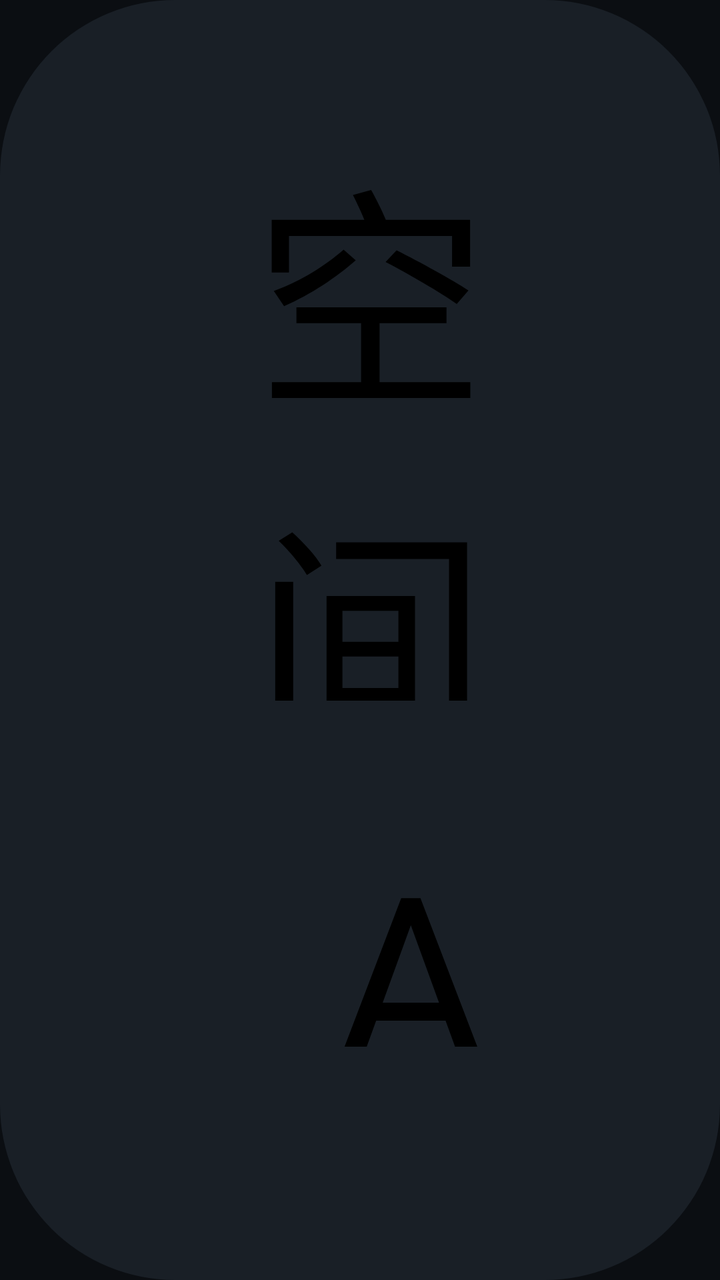
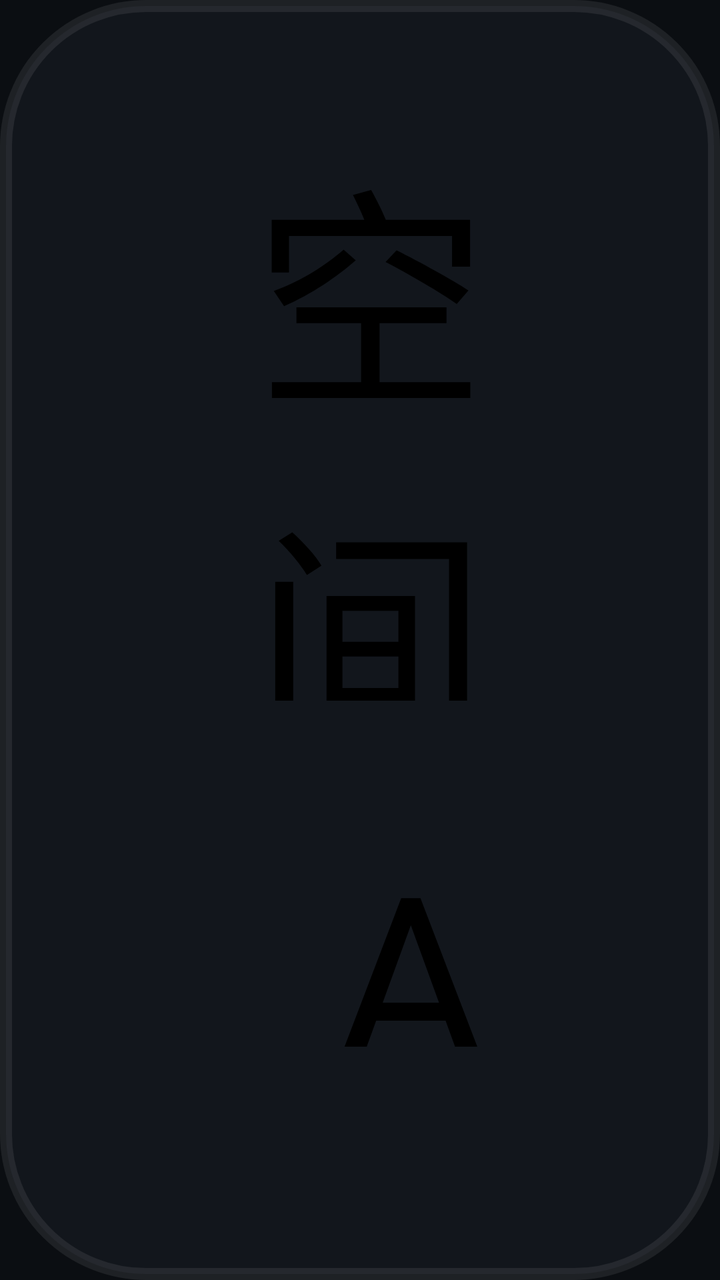

Screens rendered from an Android XML layout before and after an edit, with the pre-edit source and the edit as a unified diff.
<!-- AndroidManifest.xml: application theme AppTheme.NoActionBar -->
<!-- res/layout/dialog_alistdrive.xml -->
<?xml version="1.0" encoding="utf-8"?>
<LinearLayout xmlns:android="http://schemas.android.com/apk/res/android"
    xmlns:app="http://schemas.android.com/apk/res-auto"
    xmlns:tools="http://schemas.android.com/tools"
    android:layout_width="@dimen/vs_600"
    android:layout_height="wrap_content"
    android:background="@drawable/shape_dialog_bg_main"
    android:orientation="vertical"
    android:paddingLeft="@dimen/vs_20"
    android:paddingTop="@dimen/vs_10"
    android:paddingRight="@dimen/vs_20"
    android:paddingBottom="@dimen/vs_10">

    <TableLayout
        android:layout_width="match_parent"
        android:layout_height="wrap_content">

        <TableRow
            android:layout_width="match_parent"
            android:layout_height="wrap_content"
            android:layout_marginBottom="@dimen/vs_10">

            <TextView
                android:layout_width="wrap_content"
                android:layout_height="match_parent"
                android:layout_marginEnd="@dimen/vs_20"
                android:layout_marginRight="@dimen/vs_20"
                android:gravity="center_vertical|end"
                android:text="空间名称"
                android:textColor="@color/color_FF000000"
                android:textSize="@dimen/ts_20" />

            <EditText
                android:id="@+id/etName"
                android:layout_width="match_parent"
                android:layout_height="@dimen/vs_50"
                android:layout_weight="1"
                android:background="@drawable/shape_live_channel_num"
                android:hint="空间名称"
                android:inputType="text"
                android:maxLines="1"
                android:paddingLeft="@dimen/vs_10"
                android:paddingRight="@dimen/vs_10"
                android:textColor="@android:color/white"
                android:textColorHint="#99FFFFFF"
                android:textSize="@dimen/ts_20" />

        </TableRow>

        <TableRow
            android:layout_width="match_parent"
            android:layout_height="match_parent"
            android:layout_marginBottom="@dimen/vs_10">

            <TextView
                android:layout_width="wrap_content"
                android:layout_height="match_parent"
                android:layout_marginEnd="@dimen/vs_20"
                android:layout_marginRight="@dimen/vs_20"
                android:gravity="center_vertical|end"
                android:text="Alist地址"
                android:textColor="@color/color_FF000000"
                android:textSize="@dimen/ts_20" />

            <EditText
                android:id="@+id/etUrl"
                android:layout_width="match_parent"
                android:layout_height="@dimen/vs_50"
                android:layout_weight="1"
                android:background="@drawable/shape_live_channel_num"
                android:hint="Alist 网站地址"
                android:inputType="text"
                android:maxLines="1"
                android:paddingLeft="@dimen/vs_10"
                android:paddingRight="@dimen/vs_10"
                android:textColor="@android:color/white"
                android:textColorHint="#99FFFFFF"
                android:textSize="@dimen/ts_20" />
        </TableRow>

        <TableRow
            android:layout_width="match_parent"
            android:layout_height="match_parent"
            android:layout_marginBottom="@dimen/vs_10">

            <TextView
                android:layout_width="wrap_content"
                android:layout_height="match_parent"
                android:layout_marginEnd="@dimen/vs_20"
                android:layout_marginRight="@dimen/vs_20"
                android:gravity="center_vertical|end"
                android:text="初始路径"
                android:textColor="@color/color_FF000000"
                android:textSize="@dimen/ts_20" />

            <EditText
                android:id="@+id/etInitPath"
                android:layout_width="match_parent"
                android:layout_height="@dimen/vs_50"
                android:layout_weight="1"
                android:background="@drawable/shape_live_channel_num"
                android:hint="初始路径"
                android:inputType="text"
                android:maxLines="1"
                android:paddingLeft="@dimen/vs_10"
                android:paddingRight="@dimen/vs_10"
                android:textColor="@android:color/white"
                android:textColorHint="#99FFFFFF"
                android:textSize="@dimen/ts_20" />
        </TableRow>

        <TableRow
            android:layout_width="match_parent"
            android:layout_height="match_parent"
            android:layout_marginBottom="@dimen/vs_10">

            <TextView
                android:layout_width="wrap_content"
                android:layout_height="match_parent"
                android:layout_marginEnd="@dimen/vs_20"
                android:layout_marginRight="@dimen/vs_20"
                android:gravity="center_vertical|end"
                android:text="密码"
                android:textColor="@color/color_FF000000"
                android:textSize="@dimen/ts_20" />

            <EditText
                android:id="@+id/etPassword"
                android:layout_width="match_parent"
                android:layout_height="@dimen/vs_50"
                android:layout_weight="1"
                android:background="@drawable/shape_live_channel_num"
                android:hint="密码"
                android:inputType="text"
                android:maxLines="1"
                android:paddingLeft="@dimen/vs_10"
                android:paddingRight="@dimen/vs_10"
                android:textColor="@android:color/white"
                android:textColorHint="#99FFFFFF"
                android:textSize="@dimen/ts_20" />
        </TableRow>
    </TableLayout>

    <LinearLayout
        android:layout_width="wrap_content"
        android:layout_height="match_parent"
        android:layout_gravity="center_horizontal"
        android:layout_marginTop="@dimen/vs_10"
        android:orientation="horizontal">

        <TextView
            android:id="@+id/btnConfirm"
            android:layout_width="@dimen/vs_120"
            android:layout_height="wrap_content"
            android:layout_marginEnd="@dimen/vs_100"
            android:layout_marginRight="@dimen/vs_100"
            android:background="@drawable/button_dialog_main"
            android:focusable="true"
            android:gravity="center"
            android:padding="@dimen/vs_10"
            android:text="确定"
            android:textColor="@android:color/white"
            android:textSize="@dimen/vs_20" />

        <TextView
            android:id="@+id/btnCancel"
            android:layout_width="@dimen/vs_120"
            android:layout_height="wrap_content"
            android:layout_weight="1"
            android:background="@drawable/button_dialog_main"
            android:focusable="true"
            android:gravity="center"
            android:padding="@dimen/vs_10"
            android:text="取消"
            android:textColor="@android:color/white"
            android:textSize="@dimen/vs_20" />

    </LinearLayout>

</LinearLayout>
<!-- resources referenced by this layout -->
<resources>
  <color name="color_FF000000">#FF000000</color>
  <dimen name="ts_20">20mm</dimen>
  <dimen name="vs_10">10mm</dimen>
  <dimen name="vs_100">100mm</dimen>
  <dimen name="vs_120">120mm</dimen>
  <dimen name="vs_20">20mm</dimen>
  <dimen name="vs_50">50mm</dimen>
  <dimen name="vs_600">600mm</dimen>
  <!-- drawable button_dialog_main (drawable) -->
  <?xml version="1.0" encoding="utf-8"?>
  <selector xmlns:android="http://schemas.android.com/apk/res/android">
      <item android:state_focused="true" android:state_pressed="true">
          <shape>
              <corners android:radius="@dimen/vs_5" />
              <solid android:color="?attr/color_theme_dark_70" />
          </shape>
      </item>
      <item android:state_focused="false" android:state_pressed="true">
          <shape>
              <corners android:radius="@dimen/vs_5" />
              <solid android:color="?attr/color_theme_dark_70" />
          </shape>
      </item>
      <item android:state_focused="true">
          <shape>
              <corners android:radius="@dimen/vs_5" />
              <solid android:color="?attr/color_theme_dark_70" />
  	    
  	    <stroke android:width="2mm" android:color="@android:color/white" />
          </shape>
      </item>
      <item android:state_focused="false" android:state_pressed="false">
          <shape>
              <corners android:radius="@dimen/vs_5" />
              <solid android:color="@color/color_000000_60" />
          </shape>
      </item>
  </selector>
  <!-- drawable shape_dialog_bg_main (drawable) -->
  <?xml version="1.0" encoding="utf-8"?>
  <shape xmlns:android="http://schemas.android.com/apk/res/android">
      <corners android:radius="@dimen/vs_15" />
      <solid android:color="@color/color_6A6A6A_95" />
  </shape>
  <!-- drawable shape_live_channel_num (drawable) -->
  <?xml version="1.0" encoding="utf-8"?>
  <shape xmlns:android="http://schemas.android.com/apk/res/android">
      <corners android:radius="10mm" />
      <solid android:color="@color/color_000000_40" />
  </shape>
  <style name="AppTheme.NoActionBar">
          <item name="android:windowActionBar">false</item>
          <item name="android:windowNoTitle">true</item>
          <item name="windowActionBar">false</item>
          <item name="android:windowFullscreen">true</item>//全屏即无通知栏
          <item name="android:windowContentOverlay">@null</item>//是否有遮盖
          <item name="windowNoTitle">true</item>
          
          
          <item name="android:windowBackground">@color/color_32364E</item>
      </style>
  <dimen name="vs_5">5mm</dimen>
  <color name="color_000000_60">#99000000</color>
  <dimen name="vs_15">15mm</dimen>
  <color name="color_6A6A6A_95">#F21A2027</color>
  <color name="color_000000_40">#66000000</color>
  <color name="color_32364E">#0B0E12</color>
</resources>

<!-- the commit's change to res/layout/dialog_alistdrive.xml (unified diff, before → after) -->
@@ -1,4 +1,5 @@
 <?xml version="1.0" encoding="utf-8"?>
+
 <LinearLayout xmlns:android="http://schemas.android.com/apk/res/android"
     xmlns:app="http://schemas.android.com/apk/res-auto"
     xmlns:tools="http://schemas.android.com/tools"
<!-- resource entries referenced after the edit -->
@@ -11,41 +11,37 @@
   <!-- drawable button_dialog_main (drawable) -->
   <?xml version="1.0" encoding="utf-8"?>
   <selector xmlns:android="http://schemas.android.com/apk/res/android">
-      <item android:state_focused="true" android:state_pressed="true">
-          <shape>
-              <corners android:radius="@dimen/vs_5" />
+      <item android:state_focused="true">
+          <shape android:shape="rectangle">
+              <corners android:radius="@dimen/st_radius_chip" />
               <solid android:color="?attr/color_theme_dark_70" />
+              <stroke android:width="@dimen/st_focus_stroke" android:color="?attr/color_theme" />
           </shape>
       </item>
-      <item android:state_focused="false" android:state_pressed="true">
-          <shape>
-              <corners android:radius="@dimen/vs_5" />
-              <solid android:color="?attr/color_theme_dark_70" />
+      <item android:state_pressed="true">
+          <shape android:shape="rectangle">
+              <corners android:radius="@dimen/st_radius_chip" />
+              <solid android:color="?attr/color_theme_40" />
           </shape>
       </item>
-      <item android:state_focused="true">
-          <shape>
-              <corners android:radius="@dimen/vs_5" />
-              <solid android:color="?attr/color_theme_dark_70" />
-  	    
-  	    <stroke android:width="2mm" android:color="@android:color/white" />
-          </shape>
-      </item>
-      <item android:state_focused="false" android:state_pressed="false">
-          <shape>
-              <corners android:radius="@dimen/vs_5" />
-              <solid android:color="@color/color_000000_60" />
+      <item>
+          <shape android:shape="rectangle">
+              <corners android:radius="@dimen/st_radius_chip" />
+              <solid android:color="@color/st_surface" />
           </shape>
       </item>
   </selector>
   <!-- drawable shape_dialog_bg_main (drawable) -->
   <?xml version="1.0" encoding="utf-8"?>
-  <shape xmlns:android="http://schemas.android.com/apk/res/android">
-      <corners android:radius="@dimen/vs_15" />
-      <solid android:color="@color/color_6A6A6A_95" />
+  <shape xmlns:android="http://schemas.android.com/apk/res/android"
+      android:shape="rectangle">
+      <corners android:radius="@dimen/st_radius_card" />
+      <solid android:color="@color/st_bg_elevated" />
+      <stroke android:width="1mm" android:color="@color/st_stroke" />
   </shape>
   <!-- drawable shape_live_channel_num (drawable) -->
   <?xml version="1.0" encoding="utf-8"?>
+  
   <shape xmlns:android="http://schemas.android.com/apk/res/android">
       <corners android:radius="10mm" />
       <solid android:color="@color/color_000000_40" />
@@ -61,10 +57,12 @@
           
           <item name="android:windowBackground">@color/color_32364E</item>
       </style>
-  <dimen name="vs_5">5mm</dimen>
-  <color name="color_000000_60">#99000000</color>
-  <dimen name="vs_15">15mm</dimen>
-  <color name="color_6A6A6A_95">#F21A2027</color>
+  <dimen name="st_radius_chip">10mm</dimen>
+  <dimen name="st_focus_stroke">3mm</dimen>
+  <color name="st_surface">#12FFFFFF</color>
+  <dimen name="st_radius_card">12mm</dimen>
+  <color name="st_bg_elevated">#12161C</color>
+  <color name="st_stroke">#14FFFFFF</color>
   <color name="color_000000_40">#66000000</color>
   <color name="color_32364E">#0B0E12</color>
 </resources>
